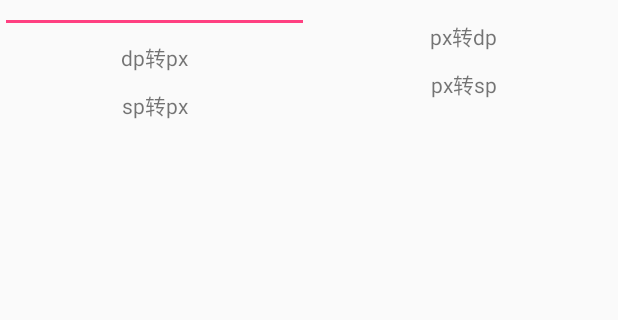
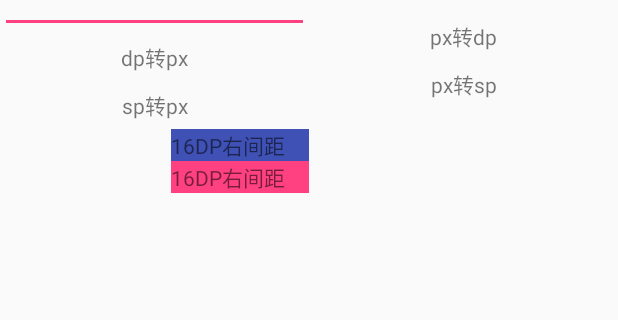
Before and after one commit to isyue/UtilsLibrary, an Android app: the DensitySimpleActivity screen opened directly, with no data from a screen before it, on a phone screen of 412 x 824 dp, the part 120-440 px from its top. Run offline under Robolectric (Android 15) with nearby library versions, the phone set to English and light mode, and no system bars; our stand-ins replace ButterKnife.

```diff
--- a/app/src/main/java/xmqian/myutils/ActivityBase.kt
+++ b/app/src/main/java/xmqian/myutils/ActivityBase.kt
@@ -11,11 +11,16 @@ import com.coszero.utilslibrary.base.BaseActivity
  * @desc
  */
 abstract class ActivityBase : BaseActivity() {
-    abstract override fun setWantShowContentView(savedInstanceState: Bundle)
-    abstract override fun initView()
+    override fun setWantShowContentView(savedInstanceState: Bundle?) {
+        setContentView(getLayoutId())
+        initView()
+    }
 
+    abstract fun initView()
     override fun onDestroy() {
         super.onDestroy()
         ButterKnife.unbind(this)
     }
+
+    protected abstract fun getLayoutId(): Int
 }
--- a/app/src/main/java/xmqian/myutils/simple/DensitySimpleActivity.kt
+++ b/app/src/main/java/xmqian/myutils/simple/DensitySimpleActivity.kt
@@ -1,14 +1,10 @@
 package xmqian.myutils.simple
 
-import android.os.Bundle
-import android.support.design.widget.TextInputEditText
 import android.text.TextUtils
-import android.widget.TextView
-
-import butterknife.Bind
 import butterknife.ButterKnife
 import butterknife.OnClick
 import com.coszero.utilslibrary.utils.DensityUtil
+import kotlinx.android.synthetic.main.activity_density_simple.*
 import xmqian.myutils.ActivityBase
 import xmqian.myutils.R
 
@@ -18,29 +14,25 @@ import xmqian.myutils.R
  * @desc 测试密度转换
  */
 class DensitySimpleActivity : ActivityBase() {
-    @Bind(R.id.edit_input)
-    internal var inputEditText: TextInputEditText? = null
-    @Bind(R.id.tv_show_value)
-    internal var tvShowValue: TextView? = null
+    override fun getLayoutId(): Int {
+        return R.layout.activity_density_simple
+    }
+
 
     private val inputValue: Float
-        get() = if (TextUtils.isEmpty(inputEditText!!.text!!.toString())) {
+        get() = if (TextUtils.isEmpty(edit_input!!.text!!.toString())) {
             0f
         } else {
-            java.lang.Float.valueOf(inputEditText!!.text!!.toString())
+            java.lang.Float.valueOf(edit_input!!.text!!.toString())
         }
 
-    override fun setWantShowContentView(savedInstanceState: Bundle) {
-        setContentView(R.layout.activity_density_simple)
+    override fun initView() {
         ButterKnife.bind(this)
-    }
-
-    override fun initView() {
-
+        dd_text.setPadding(0, 0, DensityUtil.dip2px(this, 16f), 0)
     }
 
     private fun setChangeValue(value: Int) {
-        tvShowValue!!.text = "转换后的值为：$value"
+        tv_show_value!!.text = "转换后的值为：$value"
     }
 
 
--- a/app/src/main/java/xmqian/myutils/simple/FragmentActivity.kt
+++ b/app/src/main/java/xmqian/myutils/simple/FragmentActivity.kt
@@ -14,10 +14,10 @@ class FragmentActivity : BaseActivity(), ItemFragment.OnListFragmentInteractionL
 
     override fun setWantShowContentView(savedInstanceState: Bundle?) {
         setContentView(R.layout.activity_fragment)
+        initView()
     }
 
-    override fun initView() {
-        val frameLayout = findView<FrameLayout>(R.id.frame_layout) as FrameLayout
+    fun initView() {
         supportFragmentManager.beginTransaction().replace(R.id.frame_layout, ItemFragment()).commit();
     }
 
--- a/app/src/main/res/layout/activity_density_simple.xml
+++ b/app/src/main/res/layout/activity_density_simple.xml
@@ -1,66 +1,95 @@
 <?xml version="1.0" encoding="utf-8"?>
 <LinearLayout xmlns:android="http://schemas.android.com/apk/res/android"
-    android:orientation="horizontal" android:layout_width="match_parent"
-    android:layout_height="match_parent">
+    android:layout_width="match_parent"
+    android:layout_height="match_parent"
+    android:orientation="horizontal">
+
     <LinearLayout
         android:layout_width="match_parent"
-    android:orientation="vertical"
+        android:layout_height="wrap_content"
         android:layout_weight="1"
-    android:layout_height="wrap_content">
+        android:orientation="vertical">
+
         <android.support.design.widget.TextInputLayout
             android:layout_width="match_parent"
             android:layout_height="wrap_content">
+
             <android.support.design.widget.TextInputEditText
+                android:id="@+id/edit_input"
                 android:layout_width="match_parent"
-        android:padding="5dp"
-        android:id="@+id/edit_input"
+                android:layout_height="wrap_content"
+                android:gravity="center"
                 android:hint="请输入数值:"
-        android:gravity="center"
                 android:inputType="numberDecimal"
-        android:layout_height="wrap_content" />
+                android:padding="5dp" />
         </android.support.design.widget.TextInputLayout>
+
         <TextView
             android:id="@+id/tv_dp2px"
             android:layout_width="match_parent"
+            android:layout_height="wrap_content"
             android:gravity="center"
             android:padding="5dp"
-        android:layout_height="wrap_content"
             android:text="dp转px" />
 
         <TextView
             android:id="@+id/tv_sp2px"
+            android:layout_width="match_parent"
+            android:layout_height="wrap_content"
             android:gravity="center"
             android:padding="5dp"
-        android:layout_width="match_parent"
+            android:text="sp转px" />
+
+        <TextView
+            android:id="@+id/dp_text"
+            android:layout_width="wrap_content"
             android:layout_height="wrap_content"
-        android:text="sp转px" />
+            android:layout_gravity="right"
+            android:background="@color/colorPrimary"
+            android:paddingRight="16dp"
+            android:text="16DP右间距" />
+
+        <TextView
+            android:id="@+id/dd_text"
+            android:layout_width="wrap_content"
+            android:layout_height="wrap_content"
+            android:layout_gravity="right"
+            android:background="@color/colorAccent"
+            android:text="16DP右间距" />
     </LinearLayout>
+
     <LinearLayout
         android:layout_width="match_parent"
+        android:layout_height="match_parent"
         android:layout_weight="1"
-        android:orientation="vertical"
-        android:layout_height="match_parent">
+        android:orientation="vertical">
+
         <TextView
             android:id="@+id/tv_show_value"
             android:layout_width="match_parent"
+            android:layout_height="wrap_content"
             android:gravity="center"
             android:padding="5dp"
-            android:layout_height="wrap_content"
             android:text="转换的值" />
 
         <TextView
             android:id="@+id/tv_px2dp"
+            android:layout_width="match_parent"
+            android:layout_height="wrap_content"
             android:gravity="center"
             android:padding="5dp"
+            android:text="px转dp" />
+
+        <TextView
+            android:id="@+id/tv_px2sp"
             android:layout_width="match_parent"
             android:layout_height="wrap_content"
-            android:text="px转dp" />
-        <TextView
-            android:id="@+id/tv_px2sp"
             android:gravity="center"
             android:padding="5dp"
-            android:layout_width="match_parent"
-            android:layout_height="wrap_content"
             android:text="px转sp" />
+
+        <TextView
+            android:layout_width="wrap_content"
+            android:layout_height="wrap_content" />
     </LinearLayout>
 </LinearLayout>
```
Also changed, not shown: app/src/main/java/xmqian/myutils/simple/CheckInputActivity.kt (+13 -6 lines), app/src/main/java/xmqian/myutils/simple/PhoneInfoActivity.kt (+5 -17 lines), app/src/main/java/xmqian/myutils/simple/TimeSimpleActivity.kt (+7 -15 lines), app/src/main/res/layout/activity_check_input.xml (+13 -0 lines), utilslibrary/src/main/java/com/coszero/utilslibrary/utils/DensityUtil.java (+8 -1 lines), utilslibrary/src/main/java/com/coszero/utilslibrary/utils/KeyBoardUtils.java (added, +57 -0 lines), 1 other file. Lines whose indentation alone changed are shown as unchanged.
